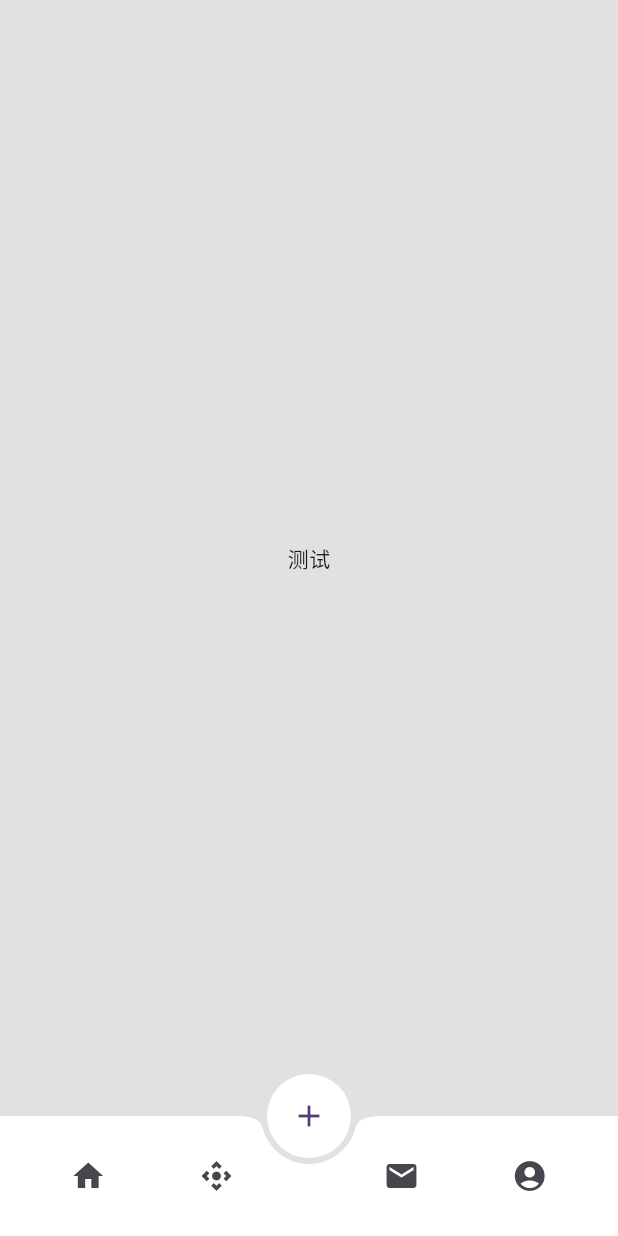
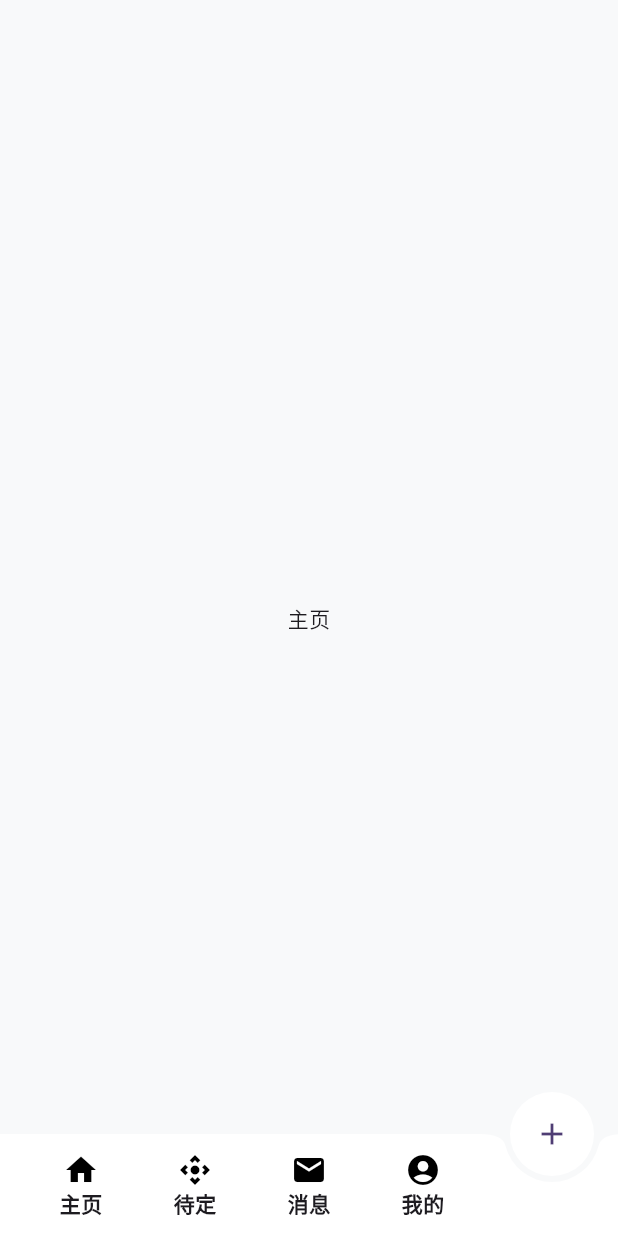
Before and after one commit to xiaoLangZe/xiaolangze_flutter, a Flutter app: the screen it shows after launch, on a phone screen of 412 x 824 dp. Run offline on Flutter 3.47's test engine with Material 3 defaults, Android fonts, the phone set to English and light mode, and no system bars; our stand-ins replace dio, fluttertoast; missing offline and left inert: tdesign_flutter.

Commit message:
个人主页相关组件构建

```diff
--- a/lib/pages/homePage/homePage.dart
+++ /dev/null
@@ -1,59 +0,0 @@
-import 'package:flutter/material.dart';
-import 'package:tdesign_flutter/tdesign_flutter.dart';
-
-class MyHomePage extends StatefulWidget {
-  const MyHomePage({super.key});
-
-  @override
-  State<MyHomePage> createState() => _MyHomePageState();
-}
-
-class _MyHomePageState extends State<MyHomePage> {
-  @override
-  Widget build(BuildContext context) {
-    return Scaffold(
-      backgroundColor: const Color.fromARGB(255, 225, 225, 225),
-      body: Center(
-        child: Column(mainAxisAlignment: .center, children: [const Text('测试')]),
-      ),
-      floatingActionButton: FloatingActionButton(
-        backgroundColor: Colors.white,
-        elevation: 0.0,
-        highlightElevation: 0.0,
-        shape: const CircleBorder(),
-        onPressed: () {
-          Navigator.pushNamed(context, "login");
-        },
-        child: const Icon(Icons.add),
-      ),
-      floatingActionButtonLocation: FloatingActionButtonLocation.centerDocked,
-      bottomNavigationBar: BottomAppBar(
-        color: Colors.white,
-        shape: CircularNotchedRectangle(),
-
-        child: Row(
-          mainAxisAlignment: MainAxisAlignment.spaceAround,
-          children: [
-            IconButton(
-              icon: Icon(Icons.home),
-              onPressed: () {
-                TDMessage.showMessage(
-                  context: context,
-                  visible: true,
-                  icon: true,
-                  content: '测试 错误',
-                  theme: MessageTheme.error,
-                  duration: 3000,
-                );
-              },
-            ),
-            IconButton(icon: Icon(Icons.control_camera), onPressed: () {}),
-            SizedBox(), //中间位置空出
-            IconButton(icon: Icon(Icons.markunread), onPressed: () {}),
-            IconButton(icon: Icon(Icons.account_circle), onPressed: () {}),
-          ],
-        ),
-      ),
-    );
-  }
-}
--- /dev/null
+++ b/lib/pages/homePage/homePage/homePage.dart
@@ -0,0 +1,16 @@
+import 'package:flutter/material.dart';
+
+class HomePage extends StatefulWidget {
+  const HomePage({super.key});
+
+  @override
+  State<HomePage> createState() => _HomePageState();
+}
+
+class _HomePageState extends State<HomePage> {
+  int pageIndex = 0;
+  @override
+  Widget build(BuildContext context) {
+    return Center(child: Text("主页"),);
+  }
+}
--- /dev/null
+++ b/lib/pages/homePage/mainPage.dart
@@ -0,0 +1,131 @@
+import 'package:flutter/material.dart';
+import 'package:tdesign_flutter/tdesign_flutter.dart';
+import 'package:xiaolangze/pages/homePage/homePage/homePage.dart';
+import 'package:xiaolangze/pages/homePage/userPage/userPage.dart';
+
+class MyMainPage extends StatefulWidget {
+  const MyMainPage({super.key});
+  @override
+  State<MyMainPage> createState() => _MyMainPageState();
+}
+
+class _MyMainPageState extends State<MyMainPage> {
+  int _currentIndex = 0;
+  @override
+  Widget build(BuildContext context) {
+    return Scaffold(
+      backgroundColor: const Color(0xFFF8F9FA),
+      extendBody: true,
+
+      body: SafeArea(
+        bottom: false,
+        child: IndexedStack(
+          index: _currentIndex,
+          children: [HomePage(), HomePage(), HomePage(), Userpage()],
+        ),
+      ),
+      floatingActionButton: FloatingActionButton(
+        backgroundColor: Colors.white,
+        elevation: 0.0,
+        highlightElevation: 0.0,
+        shape: const CircleBorder(),
+        onPressed: () {
+          Navigator.pushNamed(context, "login");
+        },
+        child: const Icon(Icons.add),
+      ),
+      floatingActionButtonLocation: FloatingActionButtonLocation.endDocked,
+      bottomNavigationBar: BottomAppBar(
+        height: 68,
+        color: Colors.white,
+        shape: CircularNotchedRectangle(),
+        elevation: 0,
+        child: Row(
+          mainAxisAlignment: MainAxisAlignment.spaceAround,
+          children: [
+            Expanded(
+              child: InkWell(
+                onTap: () {
+                  setState(() {
+                    _currentIndex = 0;
+                  });
+                },
+                child: Container(
+                  // color: const Color.fromARGB(255, 144, 144, 144),
+                  alignment: Alignment.center,
+                  child: Column(
+                    children: [
+                      Icon(Icons.home, size: 24, color: Colors.black),
+                      Text("主页", style: TextStyle(fontWeight: FontWeight.bold)),
+                    ],
+                  ),
+                ),
+              ),
+            ),
+
+            Expanded(
+              child: InkWell(
+                onTap: () {
+                  setState(() {
+                    _currentIndex = 1;
+                  });
+                },
+                child: Container(
+                  // color: const Color.fromARGB(255, 144, 144, 144),
+                  alignment: Alignment.center,
+                  child: Column(
+                    children: [
+                      Icon(Icons.control_camera, size: 24, color: Colors.black),
+                      Text("待定", style: TextStyle(fontWeight: FontWeight.bold)),
+                    ],
+                  ),
+                ),
+              ),
+            ),
+
+            Expanded(
+              child: InkWell(
+                onTap: () {
+                  setState(() {
+                    _currentIndex = 2;
+                  });
+                },
+                child: Container(
+                  alignment: Alignment.center,
+                  child: Column(
+                    children: [
+                      Icon(Icons.markunread, size: 24, color: Colors.black),
+                      Text("消息", style: TextStyle(fontWeight: FontWeight.bold)),
+                    ],
+                  ),
+                ),
+              ),
+            ),
+
+            Expanded(
+              child: InkWell(
+                onTap: () {
+                  setState(() {
+                    _currentIndex = 3;
+                  });
+                },
+                child: Container(
+                  // color: const Color.fromARGB(255, 144, 144, 144),
+                  alignment: Alignment.center,
+                  child: Column(
+                    children: [
+                      Icon(Icons.account_circle, size: 24, color: Colors.black),
+                      Text("我的", style: TextStyle(fontWeight: FontWeight.bold)),
+                    ],
+                  ),
+                ),
+              ),
+            ),
+
+            Expanded(child: SizedBox()),
+          ],
+        ),
+      ),
+    );
+  }
+}
```
Also changed, not shown: lib/main.dart (+7 -4 lines), lib/pages/handbook/handbook.dart (added, +72 -0 lines), lib/pages/homePage/userPage/userPage.dart (added, +396 -0 lines), lib/pages/loginPage/loginPage.dart (+23 -5 lines).
